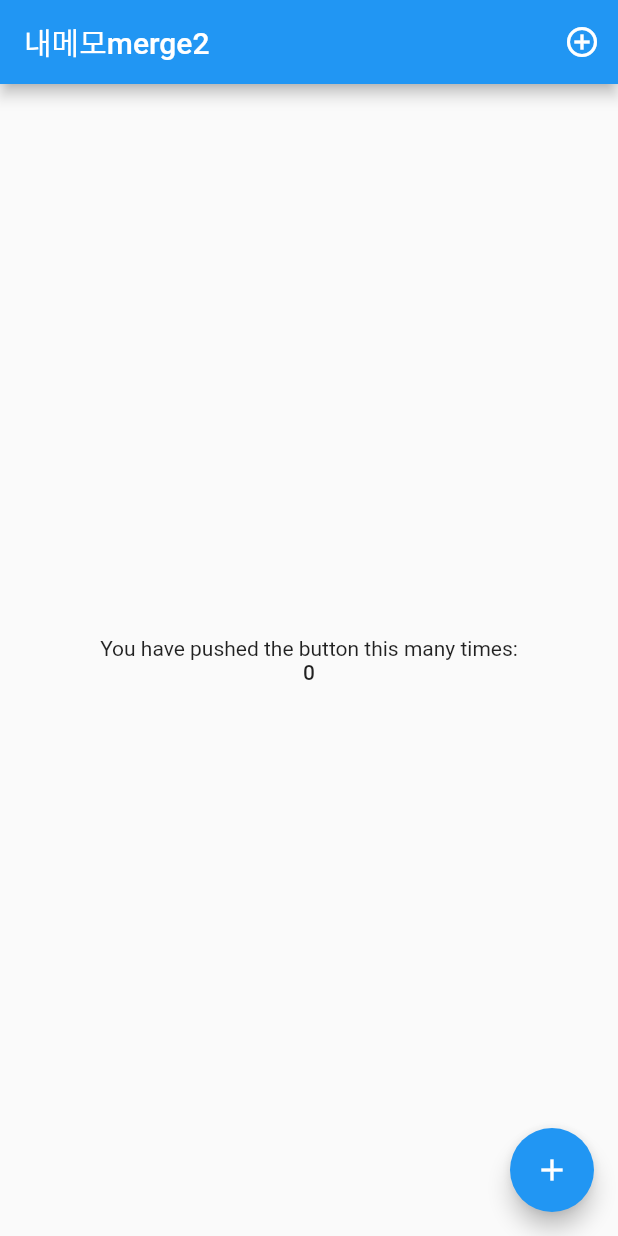
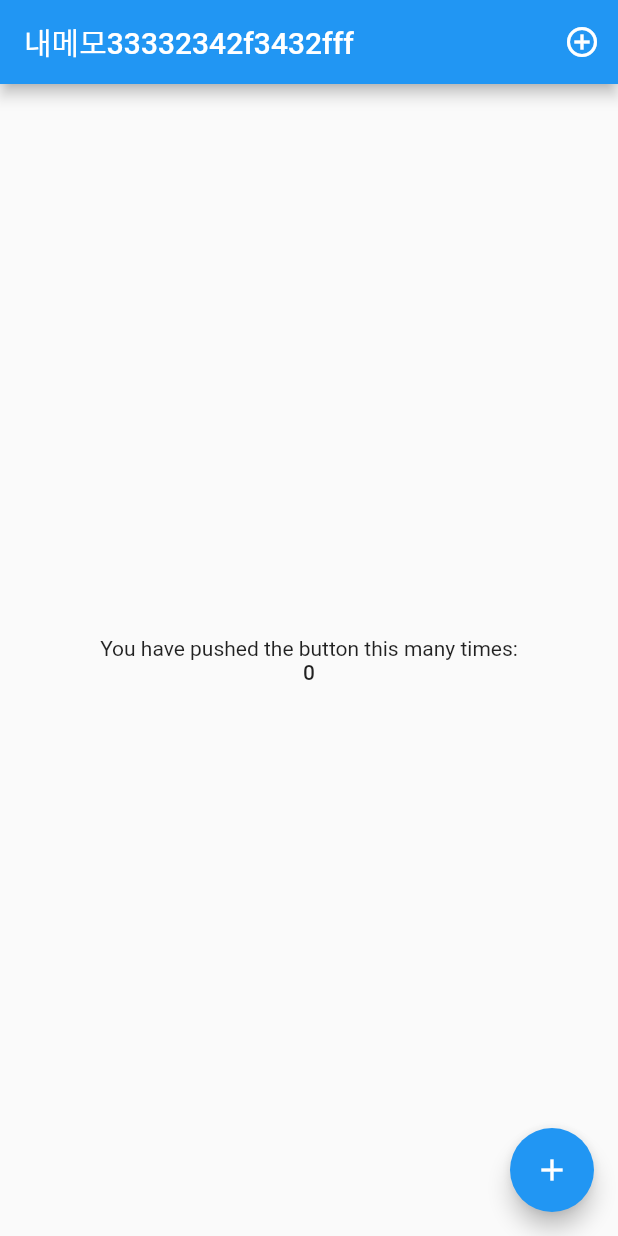
Before and after one commit to dofordev/nememoF, a Flutter app: the screen it shows after launch, on a phone screen of 412 x 824 dp. Run offline on Flutter 3.47's test engine with Material 2 defaults, Android fonts, the phone set to English and light mode, and no system bars.

```diff
--- a/lib/main.dart
+++ b/lib/main.dart
@@ -12,7 +12,7 @@ class MyApp extends StatelessWidget {
 
         primarySwatch: Colors.blue,
       ),
-      home: MyHomePage(title: '내메모merge2'),
+      home: MyHomePage(title: '내메모33332342f3432fff'),
     );
   }
 }
```
